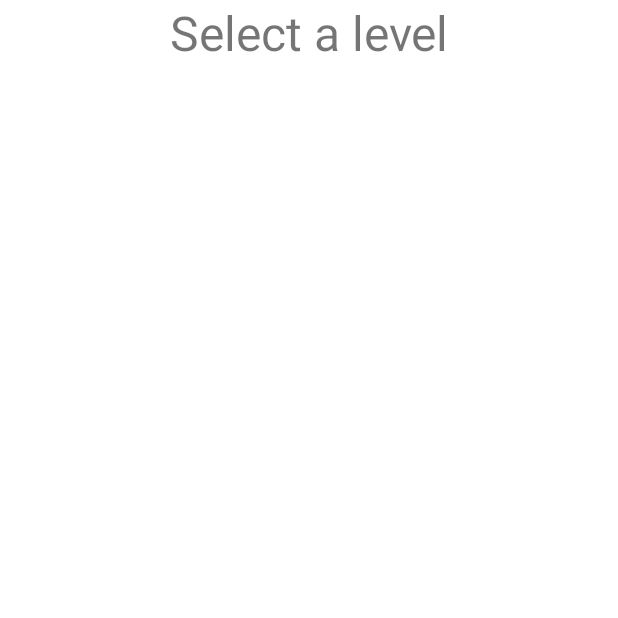
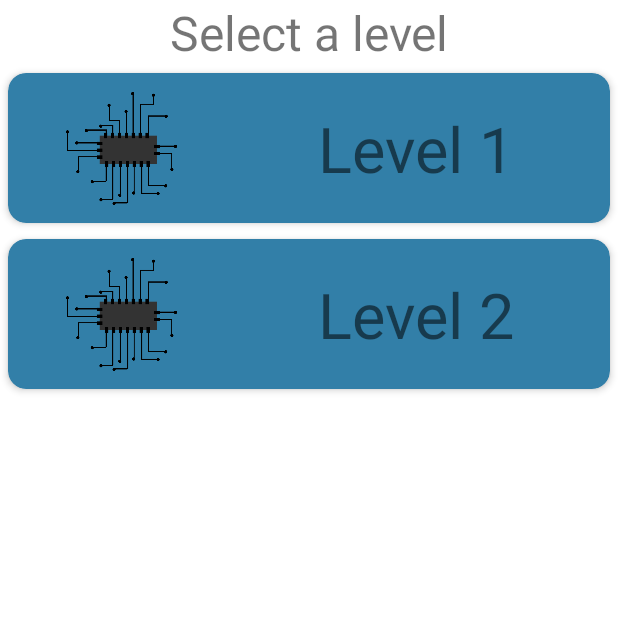
Before and after one commit to b4stYgp/LogoLink, an Android app: the LevelsActivity screen opened directly, with no data from a screen before it, on a phone screen of 412 x 824 dp, the top half of it. Run offline under Robolectric (Android 15) with nearby library versions, the phone set to English and light mode, and no system bars.

Commit message:
level selection

```diff
--- a/app/build.gradle
+++ b/app/build.gradle
@@ -38,6 +38,8 @@ dependencies {
     implementation 'com.google.android.material:material:1.4.0'
     implementation 'androidx.constraintlayout:constraintlayout:2.1.1'
     implementation 'androidx.preference:preference:1.1.1'
+    implementation 'androidx.recyclerview:recyclerview:1.1.0'
+    implementation("androidx.cardview:cardview:1.0.0")
     testImplementation 'junit:junit:4.+'
     androidTestImplementation 'androidx.test.ext:junit:1.1.3'
     androidTestImplementation 'androidx.test.espresso:espresso-core:3.4.0'
--- /dev/null
+++ b/app/src/main/java/com/dis/logolink/gui/LevelAdapter.kt
@@ -0,0 +1,45 @@
+package com.dis.logolink.gui
+
+import android.view.LayoutInflater
+import android.view.View
+import android.view.ViewGroup
+import android.widget.ImageView
+import android.widget.TextView
+import androidx.recyclerview.widget.RecyclerView
+
+class LevelAdapter: RecyclerView.Adapter<LevelAdapter.ViewHolder>() {
+
+    private var levelNames = arrayOf("Level 1", "Level 2")
+    private var image = R.drawable.levels_chip
+
+    //View holder class with attributes and init function
+    inner class ViewHolder(itemView: View): RecyclerView.ViewHolder(itemView){
+        var itemImage: ImageView
+        var itemTitle: TextView
+
+        init{
+            itemImage = itemView.findViewById(R.id.levelx_imageView)
+            itemTitle = itemView.findViewById(R.id.levelx_name)
+
+            //On click listener
+            itemView.setOnClickListener{
+
+            }
+        }
+    }
+
+    override fun onCreateViewHolder(parent: ViewGroup, viewType: Int): LevelAdapter.ViewHolder {
+        val view = LayoutInflater.from(parent.context).inflate(R.layout.levels_item, parent, false)
+        return ViewHolder(view)
+    }
+
+    //Set holder attributes
+    override fun onBindViewHolder(holder: LevelAdapter.ViewHolder, position: Int) {
+        holder.itemTitle.text = levelNames[position]
+        holder.itemImage.setImageResource(image)
+    }
+
+    override fun getItemCount(): Int {
+        return levelNames.size
+    }
+}
--- a/app/src/main/java/com/dis/logolink/gui/LevelsActivity.kt
+++ b/app/src/main/java/com/dis/logolink/gui/LevelsActivity.kt
@@ -2,10 +2,26 @@ package com.dis.logolink.gui
 
 import androidx.appcompat.app.AppCompatActivity
 import android.os.Bundle
+import androidx.recyclerview.widget.LinearLayoutManager
+import androidx.recyclerview.widget.RecyclerView
 
 class LevelsActivity : AppCompatActivity() {
+
+    private var layoutManager: RecyclerView.LayoutManager? = null
+    private var adapter: RecyclerView.Adapter<LevelAdapter.ViewHolder>? = null
+
     override fun onCreate(savedInstanceState: Bundle?) {
         super.onCreate(savedInstanceState)
         setContentView(R.layout.activity_levels)
+
+        layoutManager = LinearLayoutManager(this)
+
+        //set recycle view object
+        val recyclerView = findViewById<RecyclerView>(R.id.recyclerView)
+        recyclerView.layoutManager = layoutManager
+
+        //set adapter
+        adapter = LevelAdapter()
+        recyclerView.adapter = adapter
     }
 }
--- a/app/src/main/java/com/dis/logolink/gui/MainActivity.kt
+++ b/app/src/main/java/com/dis/logolink/gui/MainActivity.kt
@@ -17,10 +17,18 @@ class MainActivity : AppCompatActivity() {
         val btnProfiles = findViewById<Button>(R.id.btn_profiles)
         val btnSettings = findViewById<Button>(R.id.btn_settings)
 
+        //Settings listener
         btnSettings.setOnClickListener{
             val intent = Intent(this, SettingsActivity::class.java)
             startActivity(intent)
             Toast.makeText(this, "Clicked", Toast.LENGTH_LONG).show()
         }
+
+        //Levels listener
+        btnLevels.setOnClickListener{
+            val intent = Intent(this, LevelsActivity::class.java)
+            startActivity(intent)
+            Toast.makeText(this, "Clicked 'Levels'", Toast.LENGTH_LONG).show()
+        }
     }
 }
--- a/app/src/main/res/layout/activity_levels.xml
+++ b/app/src/main/res/layout/activity_levels.xml
@@ -13,25 +13,27 @@
         android:id="@+id/constraint_layout_mainActivity1"
         >
 
-        <androidx.constraintlayout.widget.Guideline
-            android:id="@+id/guideline_horizontal_15"
-            android:layout_width="wrap_content"
-            android:layout_height="wrap_content"
-            app:layout_constraintGuide_percent="0.15"
-            />
-
         <TextView
             android:id="@+id/title_levels"
             android:layout_width="wrap_content"
             android:layout_height="wrap_content"
             android:text="@string/levels_title"
-            android:textSize="32dp"
+            android:textSize="32sp"
 
-            app:layout_constraintBottom_toTopOf="@+id/guideline_horizontal_15"
             app:layout_constraintEnd_toEndOf="parent"
             app:layout_constraintStart_toStartOf="parent"
             app:layout_constraintTop_toTopOf="parent" />
 
+        <androidx.recyclerview.widget.RecyclerView
+            android:id="@+id/recyclerView"
+            android:layout_width="match_parent"
+            android:layout_height="0dp"
+
+            app:layout_constraintBottom_toBottomOf="parent"
+            app:layout_constraintEnd_toEndOf="parent"
+            app:layout_constraintStart_toStartOf="parent"
+            app:layout_constraintTop_toBottomOf="@+id/title_levels" />
+
     </androidx.constraintlayout.widget.ConstraintLayout>
 
 </ScrollView>
--- a/app/src/main/res/layout/activity_main.xml
+++ b/app/src/main/res/layout/activity_main.xml
@@ -27,6 +27,7 @@
             android:layout_height="100dp"
             android:adjustViewBounds="true"
             android:src="@drawable/image_android_development"
+            android:contentDescription="@string/logoDescription"
 
             app:layout_constraintTop_toTopOf="parent"
             app:layout_constraintLeft_toLeftOf="parent"
--- /dev/null
+++ b/app/src/main/res/layout/levels_item.xml
@@ -0,0 +1,41 @@
+<?xml version="1.0" encoding="utf-8"?>
+<androidx.cardview.widget.CardView xmlns:android="http://schemas.android.com/apk/res/android"
+    xmlns:app="http://schemas.android.com/apk/res-auto"
+    android:layout_width="match_parent"
+    android:layout_height="100dp"
+    app:cardCornerRadius="12dp"
+    android:layout_margin="5dp"
+    app:cardElevation="3dp"
+    app:contentPadding="4dp"
+    app:cardBackgroundColor="#327fa8"
+    >
+
+    <androidx.constraintlayout.widget.ConstraintLayout
+        android:id="@+id/levelx_Constraint"
+        android:layout_width="match_parent"
+        android:layout_height="match_parent">
+
+        <ImageView
+            android:id="@+id/levelx_imageView"
+            android:layout_width="75dp"
+
+            android:layout_height="75dp"
+            app:layout_constraintBottom_toBottomOf="parent"
+            app:layout_constraintEnd_toStartOf="@+id/levelx_name"
+            app:layout_constraintStart_toStartOf="parent"
+            app:layout_constraintTop_toTopOf="parent" />
+
+        <TextView
+            android:id="@+id/levelx_name"
+            android:layout_width="250dp"
+            android:layout_height="75dp"
+            android:textSize="42sp"
+            android:gravity="center"
+
+            app:layout_constraintBottom_toBottomOf="parent"
+            app:layout_constraintEnd_toEndOf="parent"
+            app:layout_constraintTop_toTopOf="parent" />
+
+    </androidx.constraintlayout.widget.ConstraintLayout>
+
+</androidx.cardview.widget.CardView>
--- a/app/src/main/res/values/strings.xml
+++ b/app/src/main/res/values/strings.xml
@@ -6,9 +6,11 @@
     <string name="btn_profiles">Profiles</string>
     <string name="btn_settings">Settings</string>
     <string name="title_activity_settings">SettingsActivity</string>
+    <string name="logoDescription">Logolink logo</string>
 
     <!-- LevelsActivity -->
     <string name="levels_title">Select a level</string>
+    <string name="level_name">Level %$i</string>
 
     <!-- SettingsActivity -->
     <string name="settings_header">Settings</string>
```
Also changed, not shown: app/src/main/res/drawable/levels_chip.png (added).
